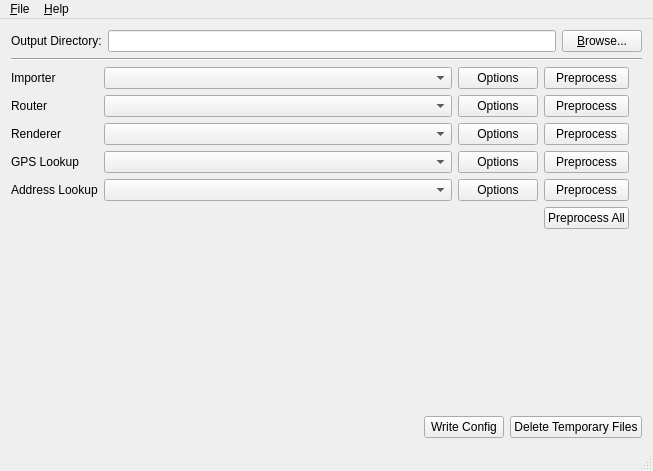
Before: the Qt Designer form preprocessor/preprocessingwindow.ui in shentok/MoNav, drawn with Qt 5.
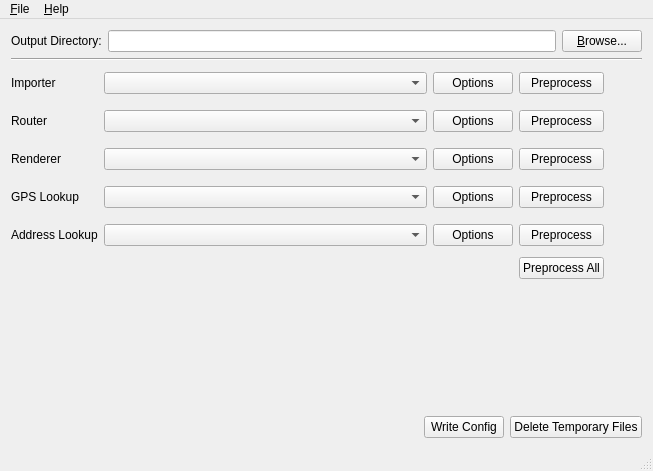
After: the same form once the commit is applied.

Patch:
```diff
--- a/preprocessor/preprocessingwindow.ui
+++ b/preprocessor/preprocessingwindow.ui
@@ -189,6 +189,24 @@
       </item>
       <item row="1" column="4">
        <widget class="QLabel" name="routerLabel">
+        <property name="sizePolicy">
+         <sizepolicy hsizetype="Minimum" vsizetype="Minimum">
+          <horstretch>0</horstretch>
+          <verstretch>0</verstretch>
+         </sizepolicy>
+        </property>
+        <property name="minimumSize">
+         <size>
+          <width>32</width>
+          <height>32</height>
+         </size>
+        </property>
+        <property name="maximumSize">
+         <size>
+          <width>32</width>
+          <height>32</height>
+         </size>
+        </property>
         <property name="text">
          <string/>
         </property>
@@ -196,6 +214,24 @@
       </item>
       <item row="2" column="4">
        <widget class="QLabel" name="rendererLabel">
+        <property name="sizePolicy">
+         <sizepolicy hsizetype="Minimum" vsizetype="Minimum">
+          <horstretch>0</horstretch>
+          <verstretch>0</verstretch>
+         </sizepolicy>
+        </property>
+        <property name="minimumSize">
+         <size>
+          <width>32</width>
+          <height>32</height>
+         </size>
+        </property>
+        <property name="maximumSize">
+         <size>
+          <width>32</width>
+          <height>32</height>
+         </size>
+        </property>
         <property name="text">
          <string/>
         </property>
@@ -203,6 +239,24 @@
       </item>
       <item row="3" column="4">
        <widget class="QLabel" name="gpsLookupLabel">
+        <property name="sizePolicy">
+         <sizepolicy hsizetype="Minimum" vsizetype="Minimum">
+          <horstretch>0</horstretch>
+          <verstretch>0</verstretch>
+         </sizepolicy>
+        </property>
+        <property name="minimumSize">
+         <size>
+          <width>32</width>
+          <height>32</height>
+         </size>
+        </property>
+        <property name="maximumSize">
+         <size>
+          <width>32</width>
+          <height>32</height>
+         </size>
+        </property>
         <property name="text">
          <string/>
         </property>
@@ -210,6 +264,24 @@
       </item>
       <item row="4" column="4">
        <widget class="QLabel" name="addressLookupLabel">
+        <property name="sizePolicy">
+         <sizepolicy hsizetype="Minimum" vsizetype="Minimum">
+          <horstretch>0</horstretch>
+          <verstretch>0</verstretch>
+         </sizepolicy>
+        </property>
+        <property name="minimumSize">
+         <size>
+          <width>32</width>
+          <height>32</height>
+         </size>
+        </property>
+        <property name="maximumSize">
+         <size>
+          <width>32</width>
+          <height>32</height>
+         </size>
+        </property>
         <property name="text">
          <string/>
         </property>
@@ -217,6 +289,24 @@
       </item>
       <item row="0" column="4">
        <widget class="QLabel" name="importerLabel">
+        <property name="sizePolicy">
+         <sizepolicy hsizetype="Minimum" vsizetype="Minimum">
+          <horstretch>0</horstretch>
+          <verstretch>0</verstretch>
+         </sizepolicy>
+        </property>
+        <property name="minimumSize">
+         <size>
+          <width>32</width>
+          <height>32</height>
+         </size>
+        </property>
+        <property name="maximumSize">
+         <size>
+          <width>32</width>
+          <height>32</height>
+         </size>
+        </property>
         <property name="text">
          <string/>
         </property>
```
Left out of the diff: 15 changed lines with no effect on the pictures.
